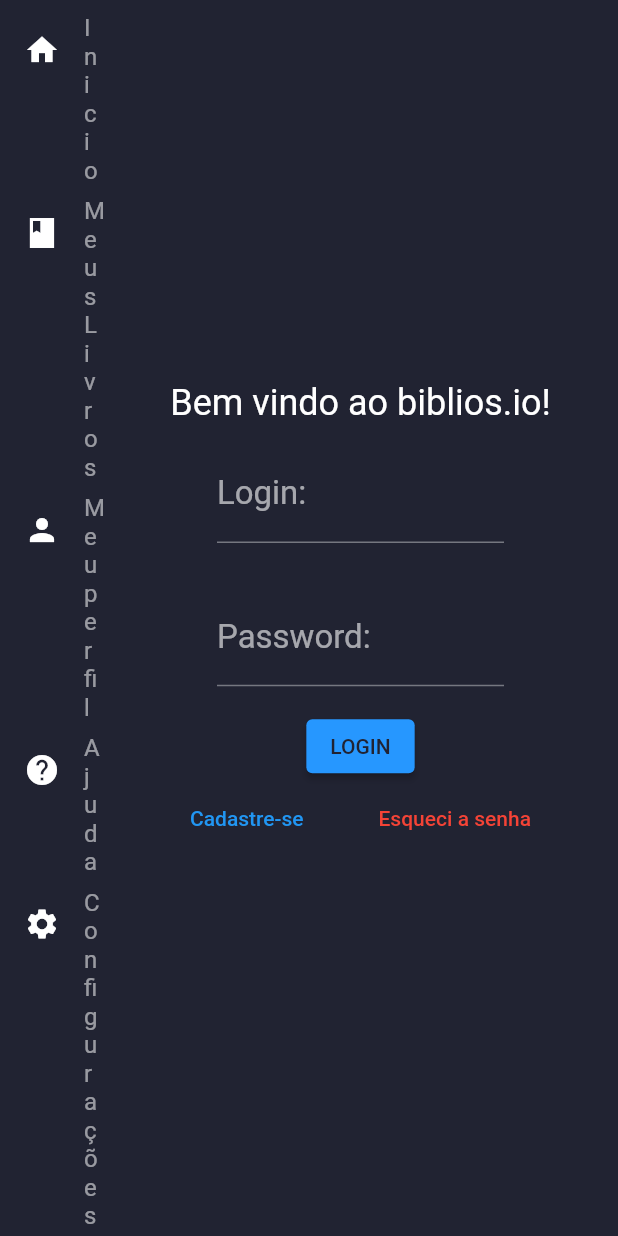
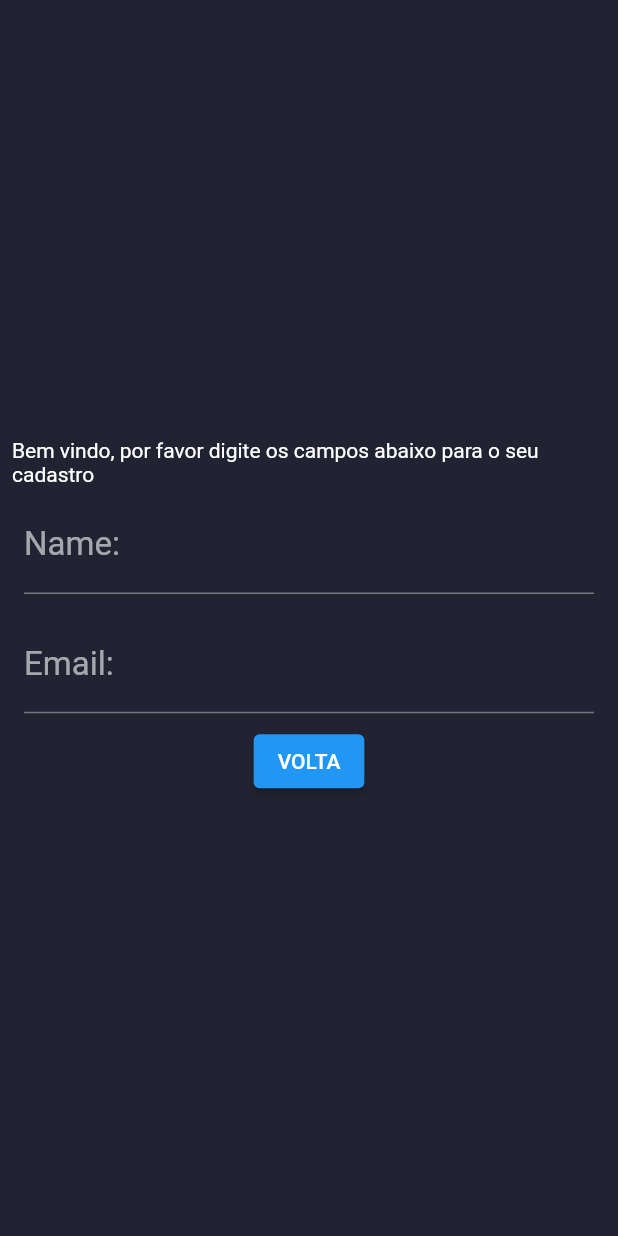
Before and after one commit to Amonnuns/Frontend-Biblios.io, a Flutter app: the screen it shows after launch, scrolled down 188 dp, after a tap on "Cadastre-se", on a phone screen of 412 x 824 dp. Run offline on Flutter 3.47's test engine with Material 2 defaults, Android fonts, the phone set to English and light mode, and no system bars; our stand-ins replace equatable, flutter_bloc.

Commit message:
Sign Up Screen building

```diff
--- a/lib/main.dart
+++ b/lib/main.dart
@@ -7,7 +7,7 @@
 }
 
 class MyApp extends StatelessWidget {
-  // This widget is the root of your application.
+  // This widget is the root of application.
   @override
   Widget build(BuildContext context) {
     return MaterialApp(
--- a/lib/resources/strings.dart
+++ b/lib/resources/strings.dart
@@ -5,4 +5,6 @@
   static String listTileInicio = 'Inicio';
   static String listTileAjuda = 'Ajuda';
   static String listTileConfig = 'Configurações';
+  static String signUpTitleText =
+      'Bem vindo, por favor digite os campos abaixo para o seu cadastro';
 }
--- a/lib/screens/main_screen.dart
+++ b/lib/screens/main_screen.dart
@@ -5,6 +5,7 @@
 import 'package:teste_flutter_desktop/src/auth/presentation/bloc/login_bloc.dart';
 import 'package:teste_flutter_desktop/src/auth/presentation/bloc/login_event.dart';
 import 'package:teste_flutter_desktop/src/auth/presentation/pages/login_page.dart';
+import 'package:teste_flutter_desktop/src/auth/presentation/pages/sign_up_page.dart';
 
 import '../src/auth/presentation/bloc/login_state.dart';
 
@@ -59,7 +60,7 @@
               flex: 5,
               child: BlocProvider<LoginBloc>(
                   create: (BuildContext context) =>
-                      LoginBloc(LoginLoadingState())..add(LoginPageBuild()),
+                      LoginBloc()..add(LoginPageBuild()),
                   child: LoginPage()),
             )
           ],
--- a/lib/src/auth/presentation/bloc/login_bloc.dart
+++ b/lib/src/auth/presentation/bloc/login_bloc.dart
@@ -2,11 +2,22 @@
 import 'package:teste_flutter_desktop/src/auth/presentation/bloc/login_event.dart';
 import 'package:teste_flutter_desktop/src/auth/presentation/bloc/login_state.dart';
 
-import '../pages/login_page.dart';
+class LoginBloc extends Bloc<LoginEvent, LoginState> {
+  LoginBloc() : super(LoginLoadingState()) {
+    on<LoginPageBuild>(_buildLoginPage);
+  }
 
-class LoginBloc extends Bloc<LoginEvent, LoginState> {
-  LoginBloc(LoginState initialState) : super(LoginLoadingState()) {
-    on<LoginPageBuild>(_buildLoginPage);
+  LoginEvent? _previousEvent;
+
+  void onEvent(LoginEvent event) {
+    _previousEvent = event;
+    super.onEvent(event);
+  }
+
+  void retry() {
+    if (_previousEvent != null) {
+      add(_previousEvent!);
+    }
   }
 
   Future<void> _buildLoginPage(
--- a/lib/src/auth/presentation/pages/login_page.dart
+++ b/lib/src/auth/presentation/pages/login_page.dart
@@ -4,6 +4,7 @@
 import 'package:teste_flutter_desktop/resources/strings.dart';
 import 'package:teste_flutter_desktop/src/auth/presentation/bloc/login_bloc.dart';
 import 'package:teste_flutter_desktop/src/auth/presentation/bloc/login_state.dart';
+import 'package:teste_flutter_desktop/src/auth/presentation/pages/sign_up_page.dart';
 
 class LoginPage extends StatelessWidget {
   late LoginBloc bloc;
@@ -84,7 +85,12 @@
                         mainAxisAlignment: MainAxisAlignment.spaceEvenly,
                         children: [
                           TextButton(
-                              onPressed: () {},
+                              onPressed: () {
+                                Navigator.push(
+                                    context,
+                                    MaterialPageRoute(
+                                        builder: (context) => SignUpPage()));
+                              },
                               child: const Text('Cadastre-se')),
                           TextButton(
                             onPressed: () {},
@@ -108,3 +114,5 @@
     );
   }
 }
+
+void _telaCadastro() {}
--- /dev/null
+++ b/lib/src/auth/presentation/pages/sign_up_page.dart
@@ -0,0 +1,51 @@
+import 'package:flutter/material.dart';
+
+import '../../../../resources/strings.dart';
+
+class SignUpPage extends StatelessWidget {
+  TextEditingController _nameController = TextEditingController();
+  TextEditingController _emailController = TextEditingController();
+
+  @override
+  Widget build(BuildContext context) {
+    return Scaffold(
+      body: Center(
+        child: SingleChildScrollView(
+          child: Padding(
+            padding: const EdgeInsets.all(8.0),
+            child: Column(
+              mainAxisAlignment: MainAxisAlignment.center,
+              children: [
+                Text(Strings.signUpTitleText),
+                const SizedBox(),
+                _buildFormField('Name', _nameController),
+                _buildFormField('Email', _emailController),
+                ElevatedButton(
+                    onPressed: () {
+                      Navigator.pop(context);
+                    },
+                    child: const Text("VOLTA"))
+              ],
+            ),
+          ),
+        ),
+      ),
+    );
+  }
+}
+
+_buildFormField(String fieldname, TextEditingController controller) {
+  return Padding(
+    padding: const EdgeInsets.all(8.0),
+    child: TextField(
+      controller: controller,
+      decoration: InputDecoration(
+        labelText: '$fieldname:',
+        floatingLabelAlignment: FloatingLabelAlignment.start,
+        labelStyle: const TextStyle(
+          fontSize: 22,
+        ),
+      ),
+    ),
+  );
+}
```
